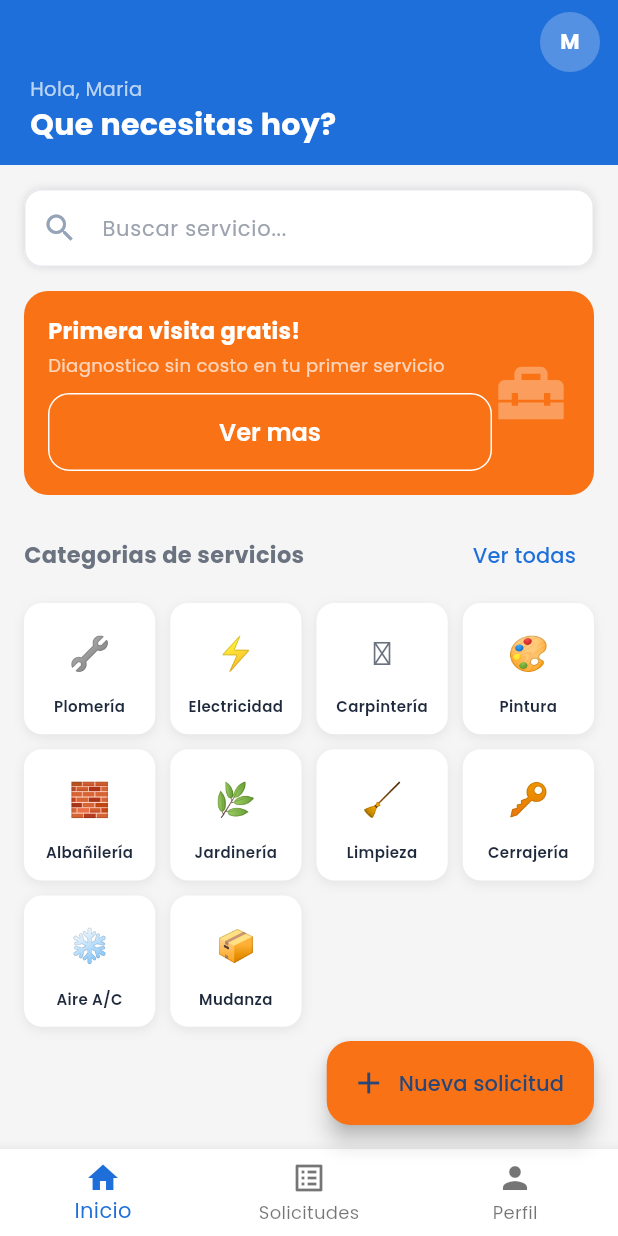
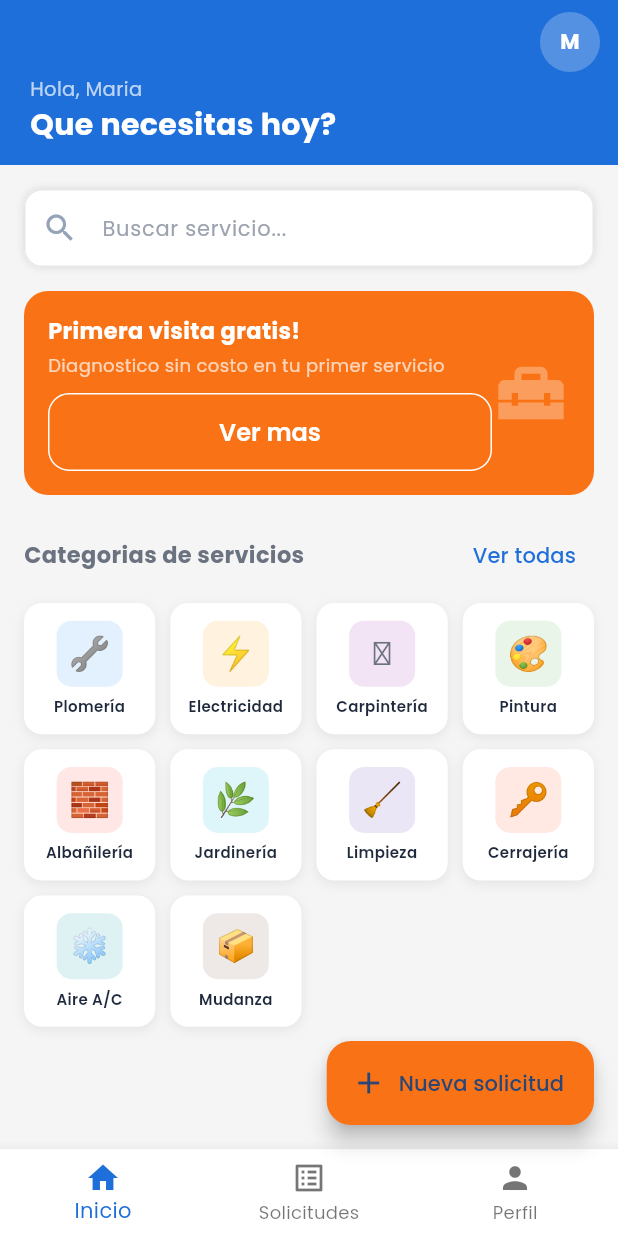
Before and after one commit to walteresc/armando-casas-app, a Flutter app: the screen it shows after launch, on a phone screen of 412 x 824 dp. Run offline on Flutter 3.47's test engine with Material 3 defaults, Android fonts, the phone set to English and light mode, and no system bars; our stand-ins replace animate_do, flutter_rating_bar, google_fonts, smooth_page_indicator, timeline_tile.

Commit message:
Fix final: paleta local sin cat.color

```diff
--- a/lib/screens/home_screen.dart
+++ b/lib/screens/home_screen.dart
@@ -2,16 +2,24 @@ import 'package:flutter/material.dart';
 import '../models/models.dart';
 import '../routes/app_routes.dart';
 
+// Paleta de colores local por categoria
+const _catColors = {
+  ServiceCategory.plomeria:     Color(0xFF2196F3),
+  ServiceCategory.electricidad: Color(0xFFFF9800),
+  ServiceCategory.carpinteria:  Color(0xFF9C27B0),
+  ServiceCategory.pintura:      Color(0xFF4CAF50),
+  ServiceCategory.albanileria:  Color(0xFFF44336),
+  ServiceCategory.jardineria:   Color(0xFF00BCD4),
+  ServiceCategory.limpieza:     Color(0xFF673AB7),
+  ServiceCategory.cerrajeria:   Color(0xFFFF5722),
+  ServiceCategory.aires:        Color(0xFF0097A7),
+  ServiceCategory.mudanza:      Color(0xFF795548),
+};
+
 class HomeScreen extends StatelessWidget {
   const HomeScreen({super.key});
 
-  static const _cats = [
-    ServiceCategory.plomeria, ServiceCategory.electricidad,
-    ServiceCategory.carpinteria, ServiceCategory.pintura,
-    ServiceCategory.albanileria, ServiceCategory.jardineria,
-    ServiceCategory.limpieza, ServiceCategory.cerrajeria,
-    ServiceCategory.aires, ServiceCategory.mudanza,
-  ];
+  static const _cats = ServiceCategory.values;
 
   @override
   Widget build(BuildContext context) {
@@ -36,18 +44,14 @@ class HomeScreen extends StatelessWidget {
           ],
         ),
         SliverToBoxAdapter(child: Column(children: [
-          // Buscador
           Padding(padding: const EdgeInsets.all(16), child: Container(
             decoration: BoxDecoration(color: Colors.white, borderRadius: BorderRadius.circular(12),
               boxShadow: [BoxShadow(color: Colors.black12, blurRadius: 4)]),
             child: const TextField(decoration: InputDecoration(
               hintText: 'Buscar servicio...',
               prefixIcon: Icon(Icons.search, color: Color(0xFF94A3B8)),
-              border: InputBorder.none,
-              contentPadding: EdgeInsets.symmetric(vertical: 14),
-            )),
+              border: InputBorder.none, contentPadding: EdgeInsets.symmetric(vertical: 14))),
           )),
-          // Banner
           Padding(padding: const EdgeInsets.fromLTRB(16,0,16,16), child: Container(
             padding: const EdgeInsets.all(16),
             decoration: BoxDecoration(color: const Color(0xFFF97316), borderRadius: BorderRadius.circular(16)),
@@ -64,12 +68,10 @@ class HomeScreen extends StatelessWidget {
               const Icon(Icons.home_repair_service, color: Colors.white30, size: 52),
             ]),
           )),
-          // Titulo categorias
           Padding(padding: const EdgeInsets.fromLTRB(16,0,16,8), child: Row(mainAxisAlignment: MainAxisAlignment.spaceBetween, children: [
             const Text('Categorias de servicios', style: TextStyle(fontSize: 15, fontWeight: FontWeight.w700)),
             TextButton(onPressed: () {}, child: const Text('Ver todas')),
           ])),
-          // Grid categorias COMPACTO
           Padding(padding: const EdgeInsets.fromLTRB(16,0,16,16), child: GridView.builder(
             shrinkWrap: true, physics: const NeverScrollableScrollPhysics(),
             gridDelegate: const SliverGridDelegateWithFixedCrossAxisCount(
@@ -103,6 +105,7 @@ class _CategoryCard extends StatelessWidget {
 
   @override
   Widget build(BuildContext context) {
+    final color = _catColors[cat] ?? const Color(0xFF607D8B);
     return GestureDetector(
       onTap: () => Navigator.pushNamed(context, AppRoutes.nuevaSolicitud),
       child: Container(
@@ -111,7 +114,7 @@ class _CategoryCard extends StatelessWidget {
           boxShadow: [BoxShadow(color: Colors.black.withOpacity(0.07), blurRadius: 6, offset: const Offset(0,2))]),
         child: Column(mainAxisAlignment: MainAxisAlignment.center, children: [
           Container(width: 44, height: 44,
-            decoration: BoxDecoration(color: cat.color.withOpacity(0.13), borderRadius: BorderRadius.circular(10)),
+            decoration: BoxDecoration(color: color.withOpacity(0.13), borderRadius: BorderRadius.circular(10)),
             child: Center(child: Text(cat.icon, style: const TextStyle(fontSize: 22)))),
           const SizedBox(height: 6),
           Padding(padding: const EdgeInsets.symmetric(horizontal: 3),
```
